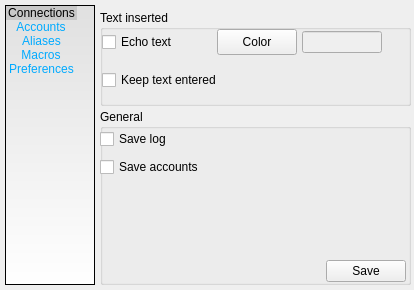
Qt form src/devclient/gui_src/gui_option.ui (develer-staff/devclient) before a commit.
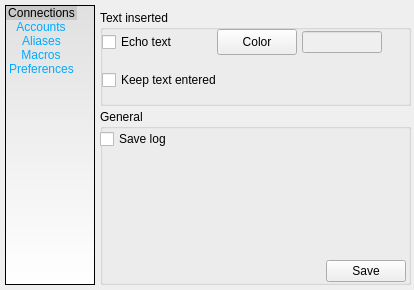
The same form after that commit. The open tabs and pages were chosen to show the change. Icons and pictures are not drawn.

Commit message: spostato checkbox per attivare/disattivare salvataggio account e aggiunto salvataggio/caricamento delle connessioni/account di default

The edit to the form file:
```diff
--- a/src/devclient/gui_src/gui_option.ui
+++ b/src/devclient/gui_src/gui_option.ui
@@ -422,6 +422,19 @@
       </item>
      </layout>
     </widget>
+    <widget class="QCheckBox" name="save_account" >
+     <property name="geometry" >
+      <rect>
+       <x>5</x>
+       <y>10</y>
+       <width>115</width>
+       <height>22</height>
+      </rect>
+     </property>
+     <property name="text" >
+      <string>Save accounts</string>
+     </property>
+    </widget>
    </widget>
    <widget class="QWidget" name="alias_page" >
     <widget class="QWidget" name="layoutWidget_2" >
@@ -1048,27 +1061,7 @@
          </property>
         </spacer>
        </item>
-       <item row="1" column="0" >
-        <widget class="QCheckBox" name="save_account" >
-         <property name="text" >
-          <string>Save accounts</string>
-         </property>
-        </widget>
-       </item>
-       <item row="1" column="1" >
-        <spacer>
-         <property name="orientation" >
-          <enum>Qt::Horizontal</enum>
-         </property>
-         <property name="sizeHint" >
-          <size>
-           <width>156</width>
-           <height>22</height>
-          </size>
-         </property>
-        </spacer>
-       </item>
-       <item row="2" column="0" colspan="2" >
+       <item rowspan="2" row="1" column="0" colspan="2" >
         <spacer>
          <property name="orientation" >
           <enum>Qt::Vertical</enum>
```
Left out of the diff: 3 changed lines with no effect on the pictures. The commit also changes 6 other files.
